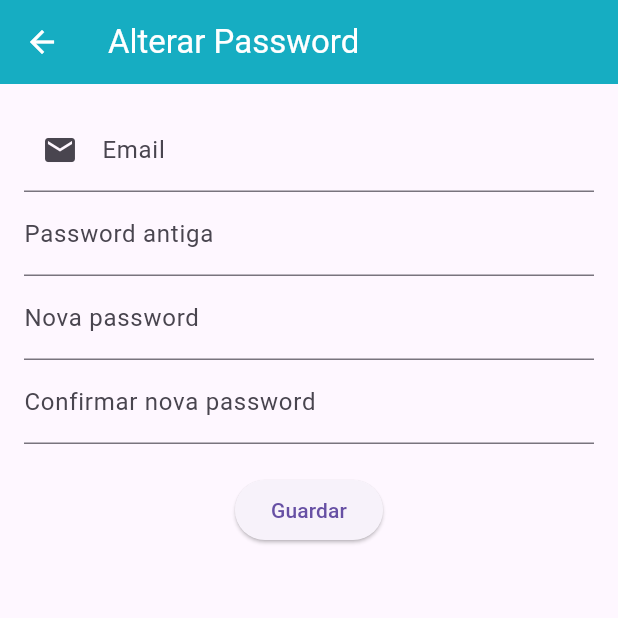
After one commit to inesaps2/Projeto, a Flutter app: the AlterarPassword screen opened directly, on a phone screen of 412 x 824 dp, the top half of it. The commit adds this screen. Run offline on Flutter 3.47's test engine with Material 3 defaults, Android fonts, the phone set to English and light mode, and no system bars; our stand-ins replace table_calendar; accounts and stored records are empty.

Commit message:
Alteração da Password

```diff
--- /dev/null
+++ b/lib/alterar_password.dart
@@ -0,0 +1,126 @@
+import 'package:flutter/material.dart';
+import 'package:http/http.dart' as http;
+import 'dart:convert';
+import 'teste.dart';
+
+class AlterarPassword extends StatefulWidget {
+  const AlterarPassword({super.key});
+
+  @override
+  State<AlterarPassword> createState() => _AlterarPasswordState();
+}
+
+class _AlterarPasswordState extends State<AlterarPassword> {
+  final TextEditingController _emailController = TextEditingController();
+  final TextEditingController _passwordAntigaController = TextEditingController();
+  final TextEditingController _novaPasswordController = TextEditingController();
+  final TextEditingController _confirmarNovaPasswordController = TextEditingController();
+
+  String mensagem = '';
+
+  Future<void> alterarPassword() async {
+    final email = _emailController.text;
+    final antiga = _passwordAntigaController.text;
+    final nova = _novaPasswordController.text;
+    final confirmar = _confirmarNovaPasswordController.text;
+
+    if (nova != confirmar) {
+      ScaffoldMessenger.of(context).showSnackBar(
+        const SnackBar(content: Text('As novas passwords não coincidem')),
+      );
+      return;
+    }
+
+    final url = Uri.parse('http://10.0.2.2:3000/api/auth/alterar_password'); // emulador Android
+
+    print('📤 Enviando pedido PUT para: $url');
+    print('📦 Dados: $email | $antiga | $nova');
+
+    try {
+      final response = await http.put(
+        url,
+        headers: {'Content-Type': 'application/json'},
+        body: jsonEncode({
+          'email': email,
+          'antiga_password': antiga,
+          'nova_password': nova,
+        }),
+      );
+
+      print('📥 Resposta da API: ${response.statusCode}');
+      print('🔎 Corpo: ${response.body}');
+
+      if (response.statusCode == 200) {
+        ScaffoldMessenger.of(context).showSnackBar(
+          const SnackBar(content: Text('Password alterada com sucesso!')),
+        );
+        Navigator.of(context).pop(); // Fecha o diálogo
+      } else {
+        final msg = jsonDecode(response.body)['error'] ?? 'Erro ao alterar a password';
+        ScaffoldMessenger.of(context).showSnackBar(
+          SnackBar(content: Text('Erro: $msg')),
+        );
+      }
+    } catch (e) {
+      print('❌ Erro na requisição: $e');
+      ScaffoldMessenger.of(context).showSnackBar(
+        const SnackBar(content: Text('Erro na ligação ao servidor')),
+      );
+    }
+  }
+
+  @override
+  Widget build(BuildContext context) {
+    return Scaffold(
+      appBar: AppBar(title: const Text('Alterar Password')),
+      body: Padding(
+        padding: const EdgeInsets.all(16.0),
+        child: Column(
+          children: [
+            TextField(
+              controller: _emailController,
+              decoration: const InputDecoration(
+                labelText: 'Email',
+                prefixIcon: Icon(Icons.email),
+              ),
+              keyboardType: TextInputType.emailAddress,
+            ),
+            TextField(
+              controller: _passwordAntigaController,
+              obscureText: true,
+              decoration: const InputDecoration(labelText: 'Password antiga'),
+            ),
+            TextField(
+              controller: _novaPasswordController,
+              obscureText: true,
+              decoration: const InputDecoration(labelText: 'Nova password'),
+            ),
+            TextField(
+              controller: _confirmarNovaPasswordController,
+              obscureText: true,
+              decoration: const InputDecoration(labelText: 'Confirmar nova password'),
+            ),
+            const SizedBox(height: 20),
+
+            if (mensagem.isNotEmpty)
+              Padding(
+                padding: const EdgeInsets.only(top: 8.0),
+                child: Text(
+                  mensagem,
+                  style: TextStyle(
+                    color: mensagem.contains('sucesso') ? Colors.green : Colors.red,
+                    fontWeight: FontWeight.bold,
+                  ),
+                ),
+              ),
+
+            ElevatedButton(
+              onPressed: alterarPassword,
+              child: const Text('Guardar'),
+            ),
+          ],
+        ),
+      ),
+    );
+  }
+}
--- a/lib/Calendario.dart
+++ b/lib/calendario.dart
@@ -1,7 +1,7 @@
 import 'package:flutter/material.dart';
 import 'package:projeto/main.dart';
-import 'package:projeto/PaginaInicial.dart';
-import 'package:projeto/Perfil.dart';
+import 'package:projeto/pagina_inicial.dart';
+import 'package:projeto/perfil.dart';
 import 'package:table_calendar/table_calendar.dart';
 
 class Calendario extends StatefulWidget {
--- a/lib/PaginaInicial.dart
+++ b/lib/pagina_inicial.dart
@@ -1,7 +1,7 @@
 import 'package:flutter/material.dart';
-import 'package:projeto/Calendario.dart';
-import 'package:projeto/PaginaInicial.dart';
-import 'package:projeto/Perfil.dart';
+import 'package:projeto/calendario.dart';
+import 'package:projeto/pagina_inicial.dart';
+import 'package:projeto/perfil.dart';
 import 'package:projeto/main.dart';
 
 class PaginaInicial extends StatelessWidget {
--- a/lib/PaginaInicial_web.dart
+++ b/lib/pagina_inicial_web.dart
@@ -1,6 +1,6 @@
 import 'package:flutter/material.dart';
 import 'login_web.dart';
-import 'Registar_Recepcionista.dart';
+import 'registar_recepcionista.dart';
 
 class PaginaInicialWeb extends StatelessWidget {
   const PaginaInicialWeb({super.key});
--- a/lib/painel_recepcionista.dart
+++ b/lib/painel_recepcionista.dart
@@ -1,5 +1,5 @@
 import 'package:flutter/material.dart';
-import 'Registar_utilizador.dart';
+import 'registar_utilizador.dart';
 
 class PainelRecepcionista extends StatelessWidget {
   const PainelRecepcionista({super.key});
```
Also changed, not shown: lib/Perfil.dart (deleted, +0 -122 lines), lib/login_mobile.dart (+18 -5 lines), lib/main.dart (+5 -4 lines), lib/perfil.dart (added, +311 -0 lines), lib/teste.dart (+9 -24 lines), lib/registar_recepcionista.dart (renamed from lib/Registar_Recepcionista.dart), lib/registar_utilizador.dart (renamed from lib/Registar_utilizador.dart).
